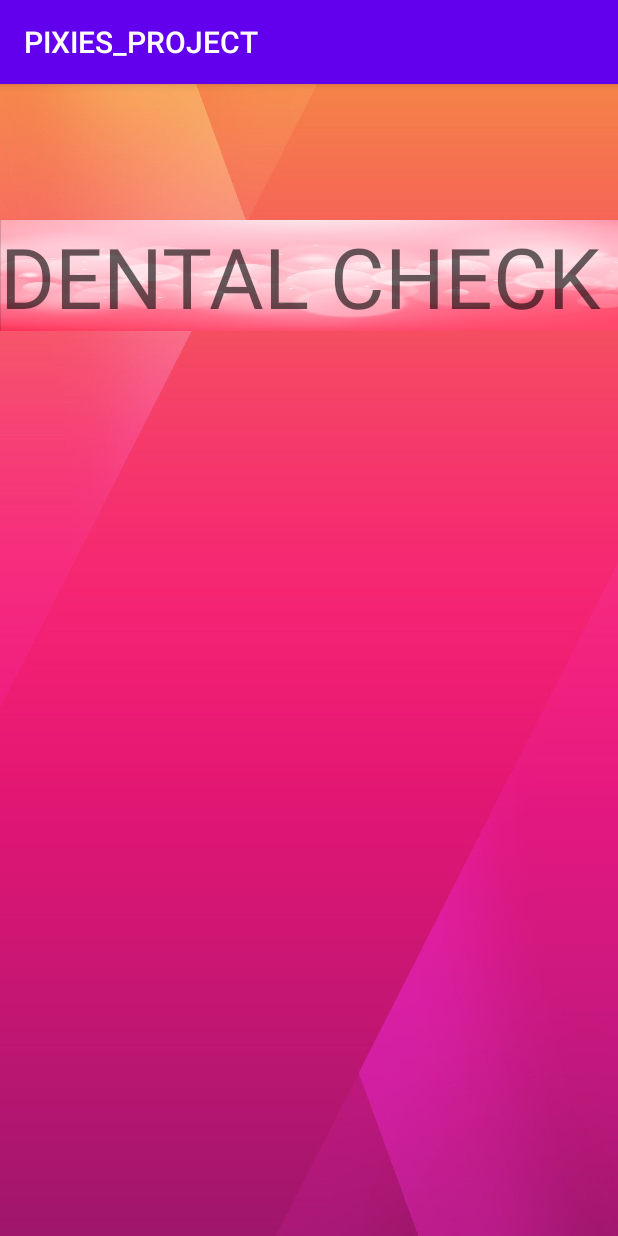
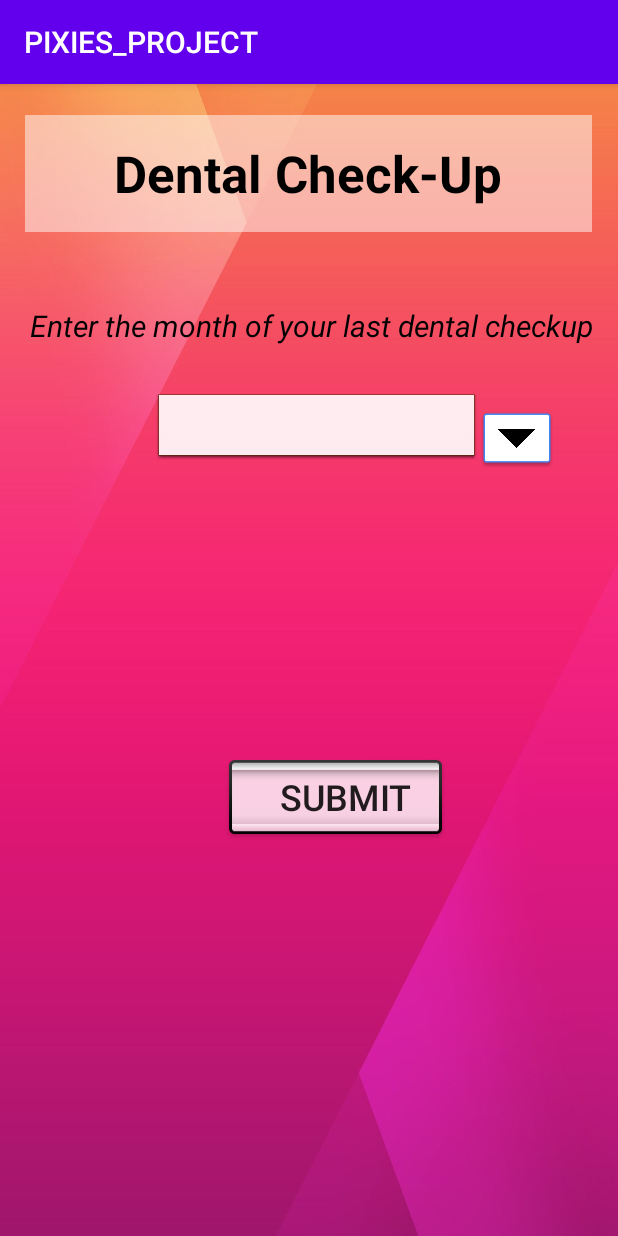
Before and after one commit to Asmita33/PIXIES_PROJECT, an Android app: the dental screen opened directly, with no data from a screen before it, on a phone screen of 412 x 824 dp. Run offline under Robolectric (Android 15) with nearby library versions, the phone set to English and light mode, and no system bars.

Commit message:
dental page completed

```diff
--- a/app/src/main/java/com/example/pixies_project/dental.java
+++ b/app/src/main/java/com/example/pixies_project/dental.java
@@ -3,12 +3,96 @@ package com.example.pixies_project;
 import androidx.appcompat.app.AppCompatActivity;
 
 import android.os.Bundle;
+import android.view.View;
+import android.widget.ArrayAdapter;
+import android.widget.AutoCompleteTextView;
+import android.widget.Button;
+import android.widget.ImageView;
+import android.widget.TextView;
 
 public class dental extends AppCompatActivity {
+
+    String a;
+    String msg;
+
 
     @Override
     protected void onCreate(Bundle savedInstanceState) {
         super.onCreate(savedInstanceState);
         setContentView(R.layout.activity_dental);
+
+       final AutoCompleteTextView edtv = findViewById(R.id.input);
+        ImageView downArrow =findViewById(R.id.arrow);
+        Button submit = findViewById(R.id.click);
+        final TextView result1 = findViewById(R.id.res);;
+
+
+
+        ArrayAdapter<String> adapter = new ArrayAdapter<String>(this, android.R.layout.simple_dropdown_item_1line, calender);
+        edtv.setAdapter(adapter);
+
+        downArrow.setOnClickListener(new View.OnClickListener() {
+            @Override
+            public void onClick(View v) {
+                edtv.showDropDown();
+            }
+        });
+        submit.setOnClickListener(new View.OnClickListener() {
+            @Override
+            public void onClick(View v) {
+                a = edtv.getText().toString();
+                check(a);
+                result1.setText("Your next check up is due in "+msg);
+            }
+              void check(String a) {
+                if (a.equals("January")) {
+                   msg = "July";
+                }
+                else if (a.equals("February")) {
+                     msg ="August";
+                }
+                else if (a.equals("March")) {
+                   msg = "September";
+                }
+                else if (a.equals("April")) {
+                    msg =" October ";
+                }
+                else if (a.equals("May")) {
+                    msg = " November ";
+                }
+                else if (a.equals("June")) {
+                   msg=" December ";
+                }
+                else if (a.equals("July")) {
+                    msg = " January ";
+                }
+                else if (a.equals("August")) {
+                    msg =" February";
+                }
+                else if (a.equals("September")) {
+                    msg = " March ";
+                }
+                else if (a.equals("October")) {
+                   msg =" April ";
+                }
+                else if (a.equals("November")) {
+                    msg = "May";
+                }
+                else if (a.equals("December")) {
+                    msg =" June ";
+                }
+            }
+
+
+        });
+
+
     }
+
+
+    private static final String[] calender= new String[]{"January","February","March","April",
+            "May","June","July","August","September","October","November","December"};
+
+
+
 }
--- a/app/src/main/java/com/example/pixies_project/meditation.java
+++ b/app/src/main/java/com/example/pixies_project/meditation.java
@@ -14,7 +14,7 @@ public class meditation extends AppCompatActivity {
     protected void onCreate(Bundle savedInstanceState) {
         super.onCreate(savedInstanceState);
         setContentView(R.layout.activity_meditation);
-        music=findViewById(R.id.button);
+        music=findViewById(R.id.click);
         camera=findViewById(R.id.button2);
         speech=findViewById(R.id.button3);
 
--- a/app/src/main/res/layout/activity_activity2.xml
+++ b/app/src/main/res/layout/activity_activity2.xml
@@ -88,7 +88,7 @@
         app:layout_constraintVertical_bias="0.52" />
 
     <ImageView
-        android:id="@+id/imageView2"
+        android:id="@+id/arrow"
         android:layout_width="411dp"
         android:layout_height="194dp"
         android:alpha="0.7"
--- a/app/src/main/res/layout/activity_dental.xml
+++ b/app/src/main/res/layout/activity_dental.xml
@@ -8,17 +8,111 @@
     tools:context=".dental">
 
     <TextView
-        android:id="@+id/dentaltv"
-        android:layout_width="415dp"
-        android:layout_height="74dp"
-        android:background="@drawable/wallpaper"
-        android:text="DENTAL CHECK"
-        android:textAppearance="@style/TextAppearance.AppCompat.Display3"
+        android:id="@+id/dental"
+        android:layout_width="378dp"
+        android:layout_height="78dp"
+        android:background="@android:drawable/screen_background_light_transparent"
+        android:freezesText="false"
+        android:gravity="center"
+        android:text="Dental Check-Up"
+        android:textAppearance="@style/TextAppearance.AppCompat.Display1"
+        android:textColor="?android:attr/textColorPrimaryNoDisable"
+        android:textStyle="bold"
         app:layout_constraintBottom_toBottomOf="parent"
+        app:layout_constraintEnd_toEndOf="parent"
+        app:layout_constraintHorizontal_bias="0.484"
+        app:layout_constraintStart_toStartOf="parent"
+        app:layout_constraintTop_toTopOf="parent"
+        app:layout_constraintVertical_bias="0.03" />
+
+    <AutoCompleteTextView
+        android:id="@+id/input"
+        android:layout_width="214dp"
+        android:layout_height="44dp"
+        android:layout_marginStart="104dp"
+        android:layout_marginLeft="104dp"
+        android:layout_marginTop="108dp"
+        android:layout_marginEnd="94dp"
+        android:layout_marginRight="94dp"
+        android:background="@android:drawable/editbox_dropdown_light_frame"
+        android:ems="10"
+        android:inputType="date"
+        android:popupBackground="@android:drawable/editbox_dropdown_light_frame"
         app:layout_constraintEnd_toEndOf="parent"
         app:layout_constraintHorizontal_bias="0.0"
         app:layout_constraintStart_toStartOf="parent"
-        app:layout_constraintTop_toTopOf="parent"
-        app:layout_constraintVertical_bias="0.131" />
+        app:layout_constraintTop_toBottomOf="@+id/dental" />
+
+    <TextView
+        android:id="@+id/showText"
+        android:layout_width="409dp"
+        android:layout_height="55dp"
+        android:layout_marginStart="177dp"
+        android:layout_marginLeft="177dp"
+        android:layout_marginTop="53dp"
+        android:layout_marginEnd="175dp"
+        android:layout_marginRight="175dp"
+        android:layout_marginBottom="37dp"
+        android:gravity="center"
+        android:text="Enter the month of your last dental checkup"
+        android:textColor="@android:color/background_dark"
+        android:textSize="20sp"
+        android:textStyle="italic"
+        app:layout_constraintBottom_toTopOf="@+id/input"
+        app:layout_constraintEnd_toEndOf="parent"
+        app:layout_constraintStart_toStartOf="parent"
+        app:layout_constraintTop_toBottomOf="@+id/dental" />
+
+    <ImageView
+        android:id="@+id/arrow"
+        android:layout_width="53dp"
+        android:layout_height="41dp"
+        android:background="@drawable/common_google_signin_btn_icon_dark_normal_background"
+        app:layout_constraintBottom_toBottomOf="parent"
+        app:layout_constraintStart_toEndOf="@id/input"
+        app:layout_constraintTop_toBottomOf="@+id/showText"
+        app:layout_constraintVertical_bias="0.05"
+        app:srcCompat="@drawable/dropdown" />
+
+    <Button
+        android:id="@+id/click"
+        android:layout_width="147dp"
+        android:layout_height="49dp"
+        android:layout_marginStart="161dp"
+        android:layout_marginLeft="161dp"
+        android:layout_marginTop="41dp"
+        android:layout_marginEnd="162dp"
+        android:layout_marginRight="162dp"
+        android:layout_marginBottom="268dp"
+        android:background="@android:drawable/spinner_background"
+        android:text="Submit"
+        android:textSize="24sp"
+        app:layout_constraintBottom_toBottomOf="parent"
+        app:layout_constraintEnd_toEndOf="parent"
+        app:layout_constraintHorizontal_bias="0.152"
+        app:layout_constraintStart_toStartOf="parent"
+        app:layout_constraintTop_toBottomOf="@+id/input"
+        app:layout_constraintVertical_bias="1.0" />
+
+    <TextView
+        android:id="@+id/res"
+        android:layout_width="wrap_content"
+        android:layout_height="wrap_content"
+        android:layout_marginStart="111dp"
+        android:layout_marginLeft="111dp"
+        android:layout_marginTop="56dp"
+        android:layout_marginEnd="87dp"
+        android:layout_marginRight="87dp"
+        android:layout_marginBottom="168dp"
+        android:ems="10"
+        android:gravity="center"
+        android:inputType="textMultiLine"
+        android:textSize="25sp"
+        android:textStyle="bold|italic"
+        app:layout_constraintBottom_toBottomOf="parent"
+        app:layout_constraintEnd_toEndOf="parent"
+        app:layout_constraintStart_toStartOf="parent"
+        app:layout_constraintTop_toBottomOf="@+id/click" />
+
 
 </androidx.constraintlayout.widget.ConstraintLayout>
--- a/app/src/main/res/layout/activity_meditation.xml
+++ b/app/src/main/res/layout/activity_meditation.xml
@@ -46,7 +46,7 @@
 
 
     <Button
-        android:id="@+id/button"
+        android:id="@+id/click"
         android:layout_width="80dp"
         android:layout_height="50dp"
         android:text="Click"
@@ -62,7 +62,7 @@
         android:layout_height="50dp"
         android:text="click"
         tools:layout_editor_absoluteX="319dp"
-        android:layout_below="@id/button"
+        android:layout_below="@id/click"
         tools:layout_editor_absoluteY="392dp"
         android:layout_marginTop="50dp"
         android:layout_toRightOf="@id/textView7"
```
Also changed, not shown: app/src/main/res/drawable/dropdown.png (added), 2 other files.
